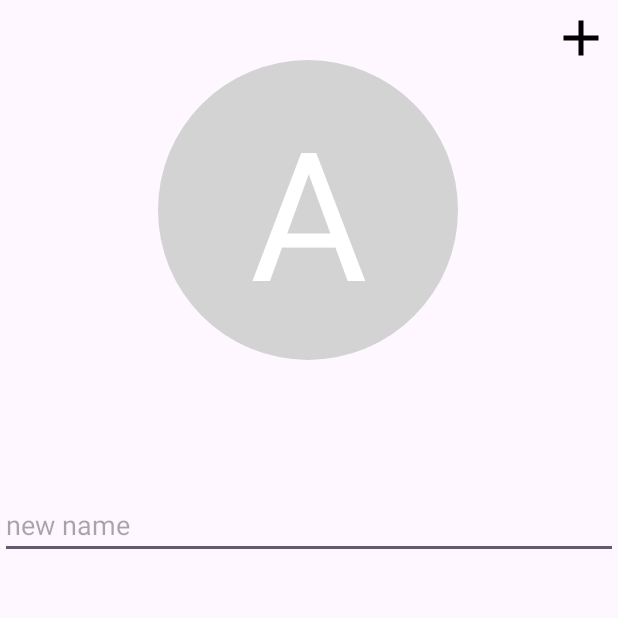
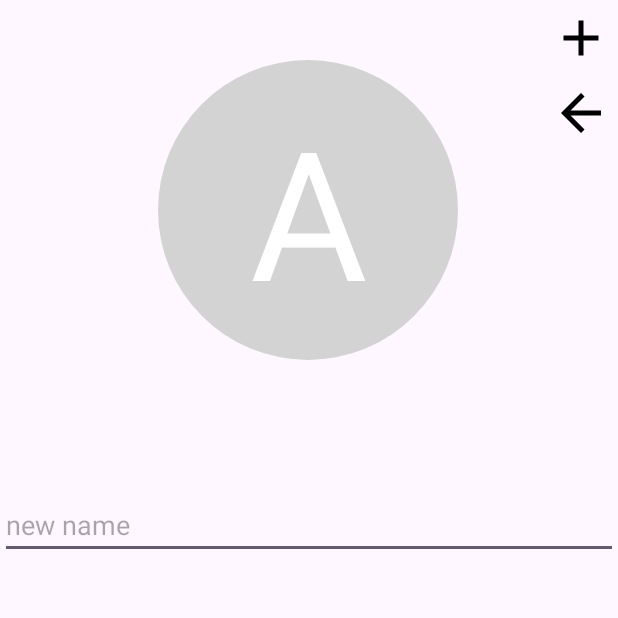
Before and after one commit to JunseoPark123/madcamp_androidproject1, an Android app: the AddContactActivity screen opened directly, with no data from a screen before it, on a phone screen of 412 x 824 dp, the top half of it. Run offline under Robolectric (Android 15) with nearby library versions, the phone set to English and light mode, and no system bars.

Commit message:
추가적인 버튼 효과 디자인 등 추가

```diff
--- a/app/src/main/java/com/example/madcamp_androidproject/AddContactActivity.kt
+++ b/app/src/main/java/com/example/madcamp_androidproject/AddContactActivity.kt
@@ -4,6 +4,7 @@ import android.os.Bundle
 import android.widget.Button
 import android.widget.EditText
 import android.widget.ImageButton
+import android.widget.Toast
 import androidx.appcompat.app.AppCompatActivity
 
 class AddContactActivity : AppCompatActivity() {
@@ -11,6 +12,7 @@ class AddContactActivity : AppCompatActivity() {
     private lateinit var nameEditText: EditText
     private lateinit var phoneNumberEditText: EditText
     private lateinit var addButton: ImageButton
+    private lateinit var goBackButton: ImageButton
 
     override fun onCreate(savedInstanceState: Bundle?) {
         super.onCreate(savedInstanceState)
@@ -19,6 +21,7 @@ class AddContactActivity : AppCompatActivity() {
         nameEditText = findViewById(R.id.editTextName)
         phoneNumberEditText = findViewById(R.id.editTextPhoneNumber)
         addButton = findViewById<ImageButton>(R.id.AddButton)
+        goBackButton = findViewById<ImageButton>(R.id.GoBack_button)
 
         phoneNumberEditText.addTextChangedListener(PhoneNumberFormattingTextWatcher())
 
@@ -27,6 +30,8 @@ class AddContactActivity : AppCompatActivity() {
             val newName = nameEditText.text.toString()
             val newPhoneNumber = phoneNumberEditText.text.toString()
 
+            // 이름이 비어있지 않은 경우에만 데이터를 추가합니다.
+            if (newName.isNotBlank()) {
                 // 데이터를 Intent에 담아서 결과로 반환
                 val resultIntent = Intent()
                 resultIntent.putExtra("newName", newName)
@@ -35,6 +40,15 @@ class AddContactActivity : AppCompatActivity() {
                 // 결과 설정 및 액티비티 종료
                 setResult(RESULT_OK, resultIntent)
                 finish()
+            } else {
+                // 이름이 비어 있으면 사용자에게 피드백을 줍니다.
+                Toast.makeText(this, "이름을 입력해주세요.", Toast.LENGTH_SHORT).show()
+                // 여기서는 아무것도 하지 않고 종료하지 않습니다.
+            }
+        }
+
+        goBackButton.setOnClickListener {
+            finish()
         }
 
     }
--- /dev/null
+++ b/app/src/main/res/drawable/baseline_arrow_back_24.xml
@@ -0,0 +1,5 @@
+<vector android:autoMirrored="true" android:height="40dp"
+    android:tint="#000000" android:viewportHeight="24"
+    android:viewportWidth="24" android:width="40dp" xmlns:android="http://schemas.android.com/apk/res/android">
+    <path android:fillColor="@android:color/white" android:pathData="M20,11H7.83l5.59,-5.59L12,4l-8,8 8,8 1.41,-1.41L7.83,13H20v-2z"/>
+</vector>
--- a/app/src/main/res/layout/activity_add_contact.xml
+++ b/app/src/main/res/layout/activity_add_contact.xml
@@ -49,10 +49,21 @@
         android:id="@+id/AddButton"
         android:layout_width="50dp"
         android:layout_height="50dp"
-        android:background="@android:color/transparent"
+        android:background="?attr/selectableItemBackgroundBorderless"
         android:scaleType="center"
         android:src="@drawable/baseline_add_24"
         app:layout_constraintEnd_toEndOf="parent"
         app:layout_constraintTop_toTopOf="parent" />
 
+    <ImageButton
+        android:id="@+id/GoBack_button"
+        android:layout_width="50dp"
+        android:layout_height="50dp"
+        android:layout_marginTop="50dp"
+        android:background="?attr/selectableItemBackgroundBorderless"
+        android:scaleType="center"
+        android:src="@drawable/baseline_arrow_back_24"
+        app:layout_constraintEnd_toEndOf="parent"
+        app:layout_constraintTop_toTopOf="parent" />
+
 </androidx.constraintlayout.widget.ConstraintLayout>
--- a/app/src/main/res/layout/activity_contact.xml
+++ b/app/src/main/res/layout/activity_contact.xml
@@ -9,6 +9,7 @@
         android:id="@+id/searchView"
         android:layout_width="0dp"
         android:layout_height="50dp"
+        android:background="?attr/selectableItemBackgroundBorderless"
         app:layout_constraintEnd_toStartOf="@+id/goToAddButton"
         app:layout_constraintStart_toStartOf="parent"
         app:layout_constraintTop_toTopOf="parent" />
@@ -26,7 +27,7 @@
         android:id="@+id/goToAddButton"
         android:layout_width="50dp"
         android:layout_height="50dp"
-        android:background="@android:color/transparent"
+        android:background="?attr/selectableItemBackgroundBorderless"
         android:scaleType="center"
         android:src="@drawable/baseline_add_24"
         app:layout_constraintEnd_toEndOf="parent"
--- a/app/src/main/res/layout/activity_detail_contact.xml
+++ b/app/src/main/res/layout/activity_detail_contact.xml
@@ -50,7 +50,7 @@
         android:id="@+id/saveButton"
         android:layout_width="50dp"
         android:layout_height="50dp"
-        android:background="@android:color/transparent"
+        android:background="?attr/selectableItemBackgroundBorderless"
         android:scaleType="center"
         android:src="@drawable/baseline_add_24"
         app:layout_constraintEnd_toEndOf="parent"
@@ -62,7 +62,7 @@
         android:layout_width="50dp"
         android:layout_height="50dp"
         android:layout_marginTop="50dp"
-        android:background="@android:color/transparent"
+        android:background="?attr/selectableItemBackgroundBorderless"
         android:scaleType="center"
         android:src="@drawable/baseline_delete_24"
         app:layout_constraintEnd_toEndOf="parent"
--- a/app/src/main/res/values/themes.xml
+++ b/app/src/main/res/values/themes.xml
@@ -3,6 +3,7 @@
     <style name="Base.Theme.Madcamp_androidproject" parent="Theme.Material3.DayNight.NoActionBar">
         <!-- Customize your light theme here. -->
         <!-- <item name="colorPrimary">@color/my_light_primary</item> -->
+        <item name="colorPrimary">@color/gray</item>
     </style>
 
     <style name="Theme.Madcamp_androidproject" parent="Base.Theme.Madcamp_androidproject" />
```
Also changed, not shown: app/src/main/java/com/example/madcamp_androidproject/DetailContactActivity.kt (+16 -10 lines). Lines whose indentation alone changed are shown as unchanged.
